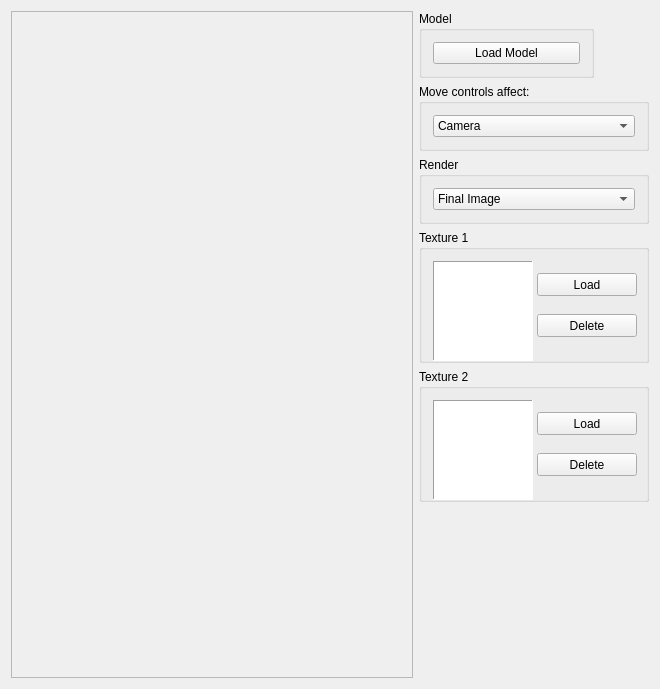
Above: project/forms/BasicGLWindow.ui from Vulpem/VQTGL before the change. Below: the same form after it.
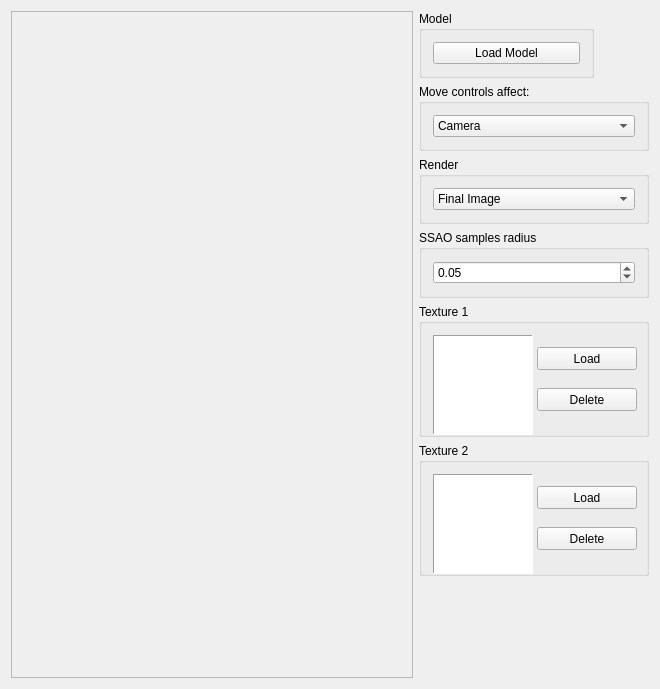
That is the form after the change.

Commit message: SSAO radius can be changed now

The edit to the form file:
```diff
--- a/project/forms/BasicGLWindow.ui
+++ b/project/forms/BasicGLWindow.ui
@@ -175,6 +175,49 @@
          </layout>
         </widget>
        </item>
+       <item>
+        <widget class="QGroupBox" name="groupBox_6">
+         <property name="sizePolicy">
+          <sizepolicy hsizetype="Fixed" vsizetype="Fixed">
+           <horstretch>0</horstretch>
+           <verstretch>0</verstretch>
+          </sizepolicy>
+         </property>
+         <property name="minimumSize">
+          <size>
+           <width>230</width>
+           <height>0</height>
+          </size>
+         </property>
+         <property name="maximumSize">
+          <size>
+           <width>230</width>
+           <height>133</height>
+          </size>
+         </property>
+         <property name="title">
+          <string>SSAO samples radius</string>
+         </property>
+         <layout class="QGridLayout" name="gridLayout_7">
+          <item row="0" column="0">
+           <widget class="QDoubleSpinBox" name="SSAORadius">
+            <property name="minimum">
+             <double>0.000000000000000</double>
+            </property>
+            <property name="maximum">
+             <double>5.000000000000000</double>
+            </property>
+            <property name="singleStep">
+             <double>0.010000000000000</double>
+            </property>
+            <property name="value">
+             <double>0.050000000000000</double>
+            </property>
+           </widget>
+          </item>
+         </layout>
+        </widget>
+       </item>
        <item>
         <layout class="QVBoxLayout" name="verticalLayout_3">
          <item>
```
The commit also changes 5 other files.
